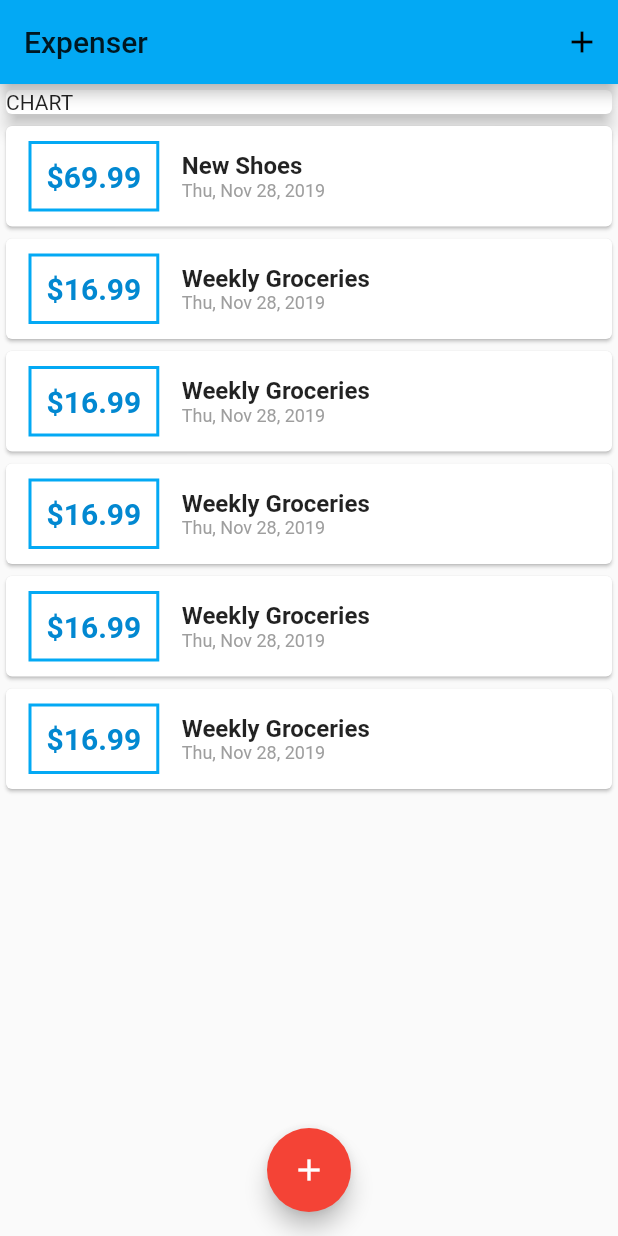
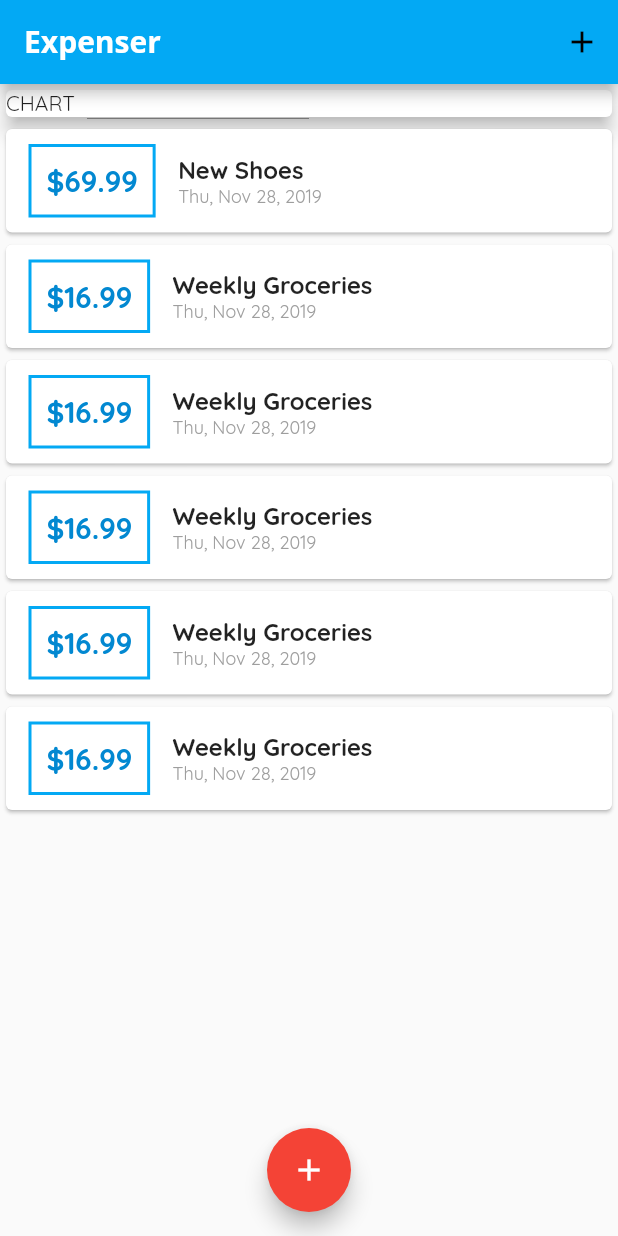
Before and after one commit to darshangit/flutter-app2-expense, a Flutter app: the screen it shows after launch, on a phone screen of 412 x 824 dp. Run offline on Flutter 3.47's test engine with Material 2 defaults, Android fonts, the phone set to English and light mode, and no system bars.

Commit message:
Adding fonts

```diff
--- a/lib/main.dart
+++ b/lib/main.dart
@@ -11,9 +11,15 @@ class MyApp extends StatelessWidget {
     return MaterialApp(
       title: 'Personal Expense Backend',
       theme: ThemeData(
-        primarySwatch: Colors.lightBlue,
-        accentColor: Colors.red,
-      ),
+          primarySwatch: Colors.lightBlue,
+          accentColor: Colors.red,
+          fontFamily: 'Quicksand',
+          appBarTheme: AppBarTheme(
+              textTheme: ThemeData.light().textTheme.copyWith(
+                  title: TextStyle(
+                      fontFamily: 'OpenSans',
+                      fontSize: 20,
+                      fontWeight: FontWeight.bold)))),
       home: MyHomePage(),
     );
   }
```
Also changed, not shown: pubspec.yaml (+11 -6 lines), assets/fonts/OpenSans-Bold.ttf (added), assets/fonts/OpenSans-Regular.ttf (added), assets/fonts/Quicksand-Bold.ttf (added), assets/fonts/Quicksand-Light.ttf (added), assets/fonts/Quicksand-Medium.ttf (added), assets/fonts/Quicksand-Regular.ttf (added).
